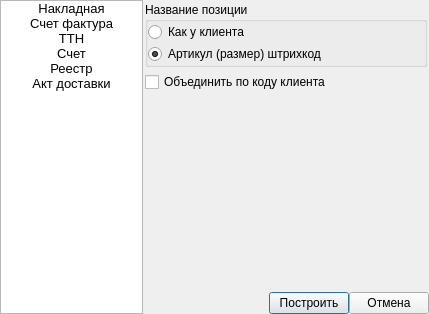
This is ui/order_doc_list.ui in Meller008/CRM-Avi as Qt 5 draws it before an edit. The edited form follows.
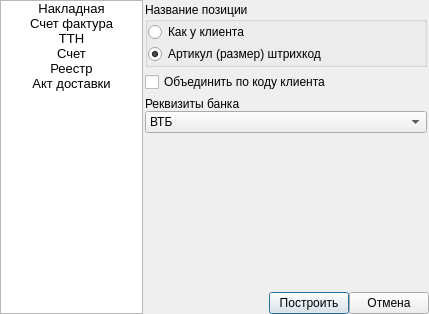
This is the edited form. The open tabs and pages were chosen to show the change.

Commit message: Работа - Добавлен выбор банка при составлении счета!

Diff of the .ui file:
```diff
--- a/ui/order_doc_list.ui
+++ b/ui/order_doc_list.ui
@@ -590,6 +590,34 @@
         <number>5</number>
        </property>
        <item row="2" column="0">
+        <layout class="QGridLayout" name="gridLayout_15">
+         <property name="spacing">
+          <number>0</number>
+         </property>
+         <item row="1" column="0">
+          <widget class="QComboBox" name="rb_score_bank">
+           <item>
+            <property name="text">
+             <string>ВТБ</string>
+            </property>
+           </item>
+           <item>
+            <property name="text">
+             <string>Бинбанк</string>
+            </property>
+           </item>
+          </widget>
+         </item>
+         <item row="0" column="0">
+          <widget class="QLabel" name="label_4">
+           <property name="text">
+            <string>Реквизиты банка</string>
+           </property>
+          </widget>
+         </item>
+        </layout>
+       </item>
+       <item row="7" column="0">
         <spacer name="verticalSpacer_4">
          <property name="orientation">
           <enum>Qt::Vertical</enum>
```
Left out of the diff: 14 changed lines with no effect on the pictures. The commit also changes 2 other files.
